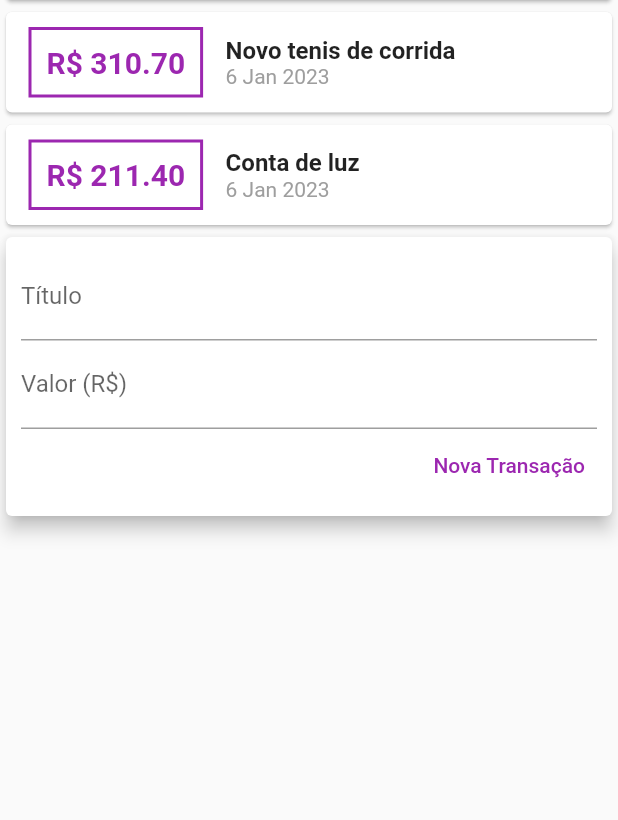
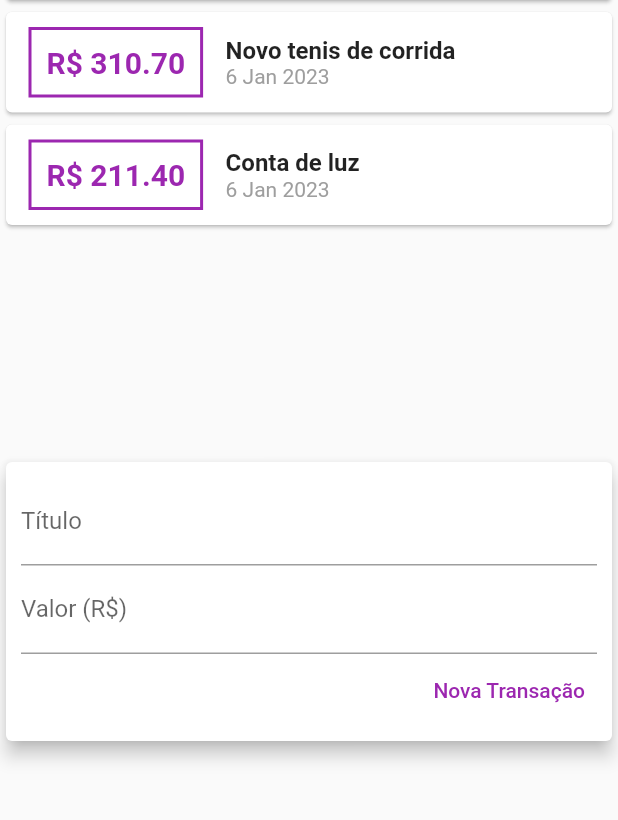
Before and after one commit to reisalazar/App-Expesnes-Flutter, a Flutter app: the screen it shows after launch, on a phone screen of 412 x 824 dp, the part 114-934 px from its top. Run offline on Flutter 3.47's test engine with Material 2 defaults, Android fonts, the phone set to English and light mode, and no system bars.

```diff
--- a/lib/components/transaction_list.dart
+++ b/lib/components/transaction_list.dart
@@ -9,7 +9,10 @@ class TransactionList extends StatelessWidget {
 
   @override
   Widget build(BuildContext context) {
-    return Column(
+    return Container(
+      height: 300,
+      child: SingleChildScrollView(
+        child: Column(
           children: transactions
               .map((tr) => Card(
                     child: Row(children: <Widget>[
@@ -52,6 +55,8 @@ class TransactionList extends StatelessWidget {
                     ]),
                   ))
               .toList(),
+        ),
+      ),
     );
   }
 }
--- a/lib/main.dart
+++ b/lib/main.dart
@@ -19,7 +19,8 @@ class MyHomePage extends StatelessWidget {
       appBar: AppBar(
         title: Text("Personal Expenses"),
       ),
-      body: Column(
+      body: SingleChildScrollView(
+        child: Column(
           crossAxisAlignment: CrossAxisAlignment.stretch,
           children: <Widget>[
             Container(
@@ -28,8 +29,9 @@ class MyHomePage extends StatelessWidget {
                 color: Colors.blue,
               ),
             ),
-          TransactionUser(),
+            const TransactionUser(),
           ],
+        ),
       ),
     );
   }
```
Lines whose indentation alone changed are shown as unchanged.
